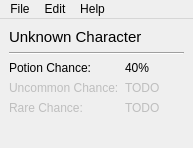
Before: the Qt Designer form src/ui/mainwindow.ui in casey-c/spiretool, drawn with Qt 5.
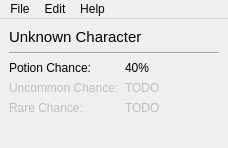
After: the same form once the commit is applied. Icons and pictures are not drawn.

The edit to the form file:
```diff
--- a/src/ui/mainwindow.ui
+++ b/src/ui/mainwindow.ui
@@ -6,7 +6,7 @@
    <rect>
     <x>0</x>
     <y>0</y>
-    <width>193</width>
+    <width>228</width>
     <height>148</height>
    </rect>
   </property>
@@ -111,7 +111,7 @@
     <rect>
      <x>0</x>
      <y>0</y>
-     <width>193</width>
+     <width>228</width>
      <height>21</height>
     </rect>
    </property>
```
Left out of the diff: 6 changed lines with no effect on the pictures.
